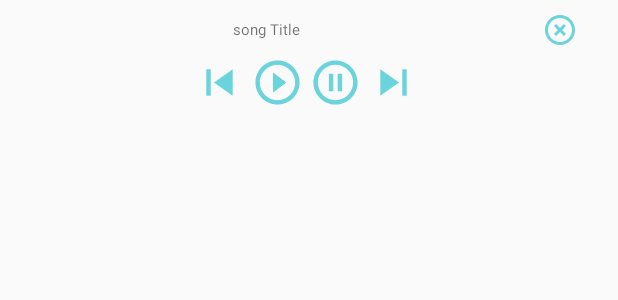
After one commit to elimlk/AndroidMusicPlayer, an Android app: the layout music_notif.xml on its own in the app's theme, with its tools: preview values and no code run, on a phone screen of 412 x 824 dp. The commit adds this screen. Shown: the top 300 px of the screen. Run offline under Robolectric (Android 15) with nearby library versions, the phone set to English and light mode, and no system bars.

```diff
--- /dev/null
+++ b/app/src/main/res/drawable/ic_baseline_add_circle_24.xml
@@ -0,0 +1,5 @@
+<vector android:height="24dp" android:tint="#6AD3DC"
+    android:viewportHeight="24" android:viewportWidth="24"
+    android:width="24dp" xmlns:android="http://schemas.android.com/apk/res/android">
+    <path android:fillColor="@android:color/white" android:pathData="M12,2C6.48,2 2,6.48 2,12s4.48,10 10,10 10,-4.48 10,-10S17.52,2 12,2zM17,13h-4v4h-2v-4L7,13v-2h4L11,7h2v4h4v2z"/>
+</vector>
--- /dev/null
+++ b/app/src/main/res/drawable/ic_baseline_close_off_24.xml
@@ -0,0 +1,5 @@
+<vector android:height="24dp" android:tint="#6AD3DC"
+    android:viewportHeight="24" android:viewportWidth="24"
+    android:width="24dp" xmlns:android="http://schemas.android.com/apk/res/android">
+    <path android:fillColor="@android:color/white" android:pathData="M14.59,8L12,10.59 9.41,8 8,9.41 10.59,12 8,14.59 9.41,16 12,13.41 14.59,16 16,14.59 13.41,12 16,9.41 14.59,8zM12,2C6.47,2 2,6.47 2,12s4.47,10 10,10 10,-4.47 10,-10S17.53,2 12,2zM12,20c-4.41,0 -8,-3.59 -8,-8s3.59,-8 8,-8 8,3.59 8,8 -3.59,8 -8,8z"/>
+</vector>
--- /dev/null
+++ b/app/src/main/res/layout/music_notif.xml
@@ -0,0 +1,68 @@
+<?xml version="1.0" encoding="utf-8"?>
+<LinearLayout
+    xmlns:android="http://schemas.android.com/apk/res/android"
+    xmlns:tools="http://schemas.android.com/tools"
+    android:layout_width="match_parent"
+    android:layout_height="match_parent"
+    android:layout_margin="10dp"
+    android:orientation="vertical">
+        <LinearLayout android:layout_width="match_parent"
+            android:layout_height="wrap_content"
+            android:orientation="horizontal"
+            android:gravity="center">
+            <TextView android:layout_width="0dp"
+                android:layout_height="wrap_content"
+                android:layout_weight="9"
+                android:text="song Title"
+                android:gravity="center"
+                android:textSize="10sp"
+                android:id="@+id/tv_notif_title" />
+            <ImageButton
+                android:layout_width="20dp"
+                android:layout_height="20dp"
+                android:src="@drawable/ic_baseline_close_off_24"
+                android:background="@null"
+                android:layout_weight="1"
+                android:id="@+id/btn_notif_close"
+                />
+        </LinearLayout>
+        <LinearLayout android:layout_width="match_parent"
+            android:layout_height="50sp"
+            android:orientation="horizontal"
+            android:gravity="center">
+            <ImageButton
+                android:layout_width="35sp"
+                android:layout_height="35sp"
+                android:layout_marginEnd="3sp"
+                android:background="@null"
+                android:src="@drawable/ic_baseline_skip_previous_24"
+                android:id="@+id/btn_notif_back"
+                android:scaleType="fitXY" />
+            <ImageButton
+                android:layout_width="35sp"
+                android:layout_height="35sp"
+                android:layout_marginEnd="3sp"
+                android:id="@+id/btn_notif_play"
+                android:background="@null"
+                android:src="@drawable/ic_baseline_play_circle_outline_24"
+                android:scaleType="fitXY" />
+            <ImageButton
+                android:layout_width="35sp"
+                android:layout_height="35sp"
+                android:layout_marginEnd="3sp"
+                android:id="@+id/btn_notif_pause"
+                android:background="@null"
+                android:src="@drawable/ic_baseline_pause_circle_outline_24"
+                android:scaleType="fitXY" />
+            <ImageButton
+                android:layout_width="35sp"
+                android:layout_height="35sp"
+                android:layout_marginEnd="3sp"
+                android:background="@null"
+                android:src="@drawable/ic_baseline_skip_next_24"
+                android:id="@+id/btn_notif_next"
+                android:scaleType="fitXY" />
+
+        </LinearLayout>
+
+</LinearLayout>
--- a/app/src/main/res/values/colors.xml
+++ b/app/src/main/res/values/colors.xml
@@ -4,7 +4,7 @@
     <color name="purple_500">#FF6200EE</color>
     <color name="purple_700">#FF3700B3</color>
     <color name="teal_200">#FF03DAC5</color>
-    <color name="teal_700">#FF018786</color>
-    <color name="black">#FF000000</color>
+    <color name="teal_700">#DC4E4E4E</color>
+    <color name="black">#000000</color>
     <color name="white">#FFFFFFFF</color>
 </resources>
```
Also changed, not shown: app/build.gradle (+7 -0 lines), app/src/main/java/com/example/androidmusicplayer/MainActivity.java (+66 -6 lines), app/src/main/java/com/example/androidmusicplayer/MediaService.java (+12 -5 lines), app/src/main/java/com/example/androidmusicplayer/Song.java (+76 -3 lines), app/src/main/java/com/example/androidmusicplayer/SongAdapter.java (added, +79 -0 lines), app/src/main/res/layout/activity_main.xml (+32 -3 lines), app/src/main/res/layout/songs_cell.xml (added, +64 -0 lines), app/src/main/res/drawable/bob.jpg (added), app/src/main/res/drawable/logo.png (added), 1 other file.
